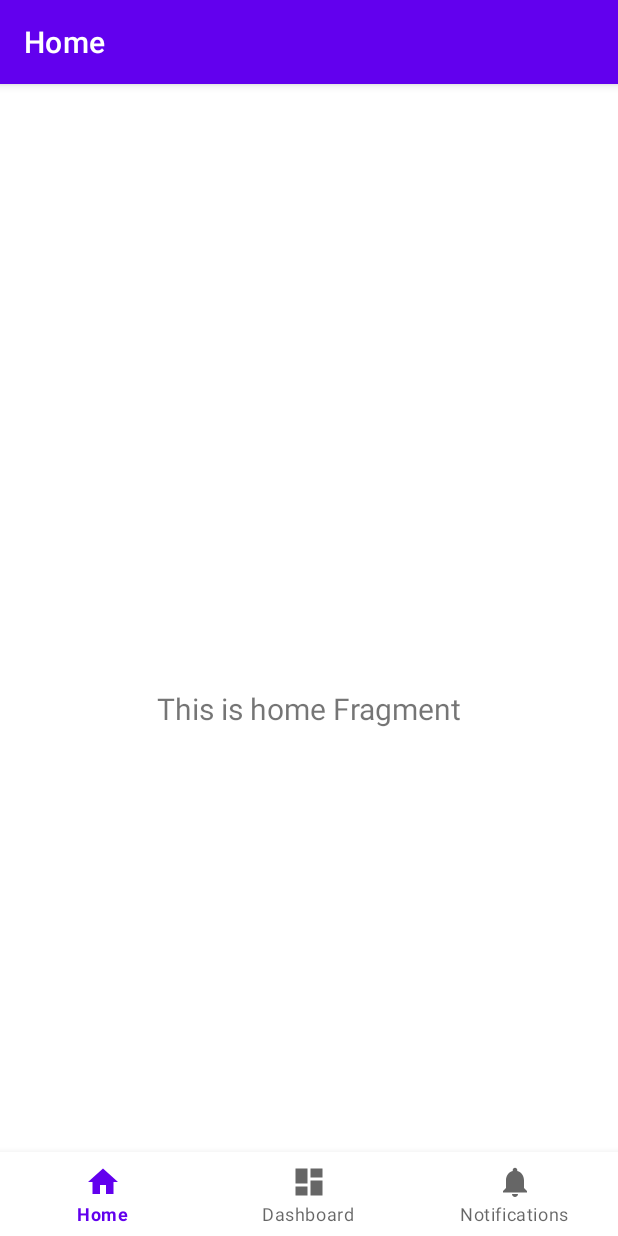
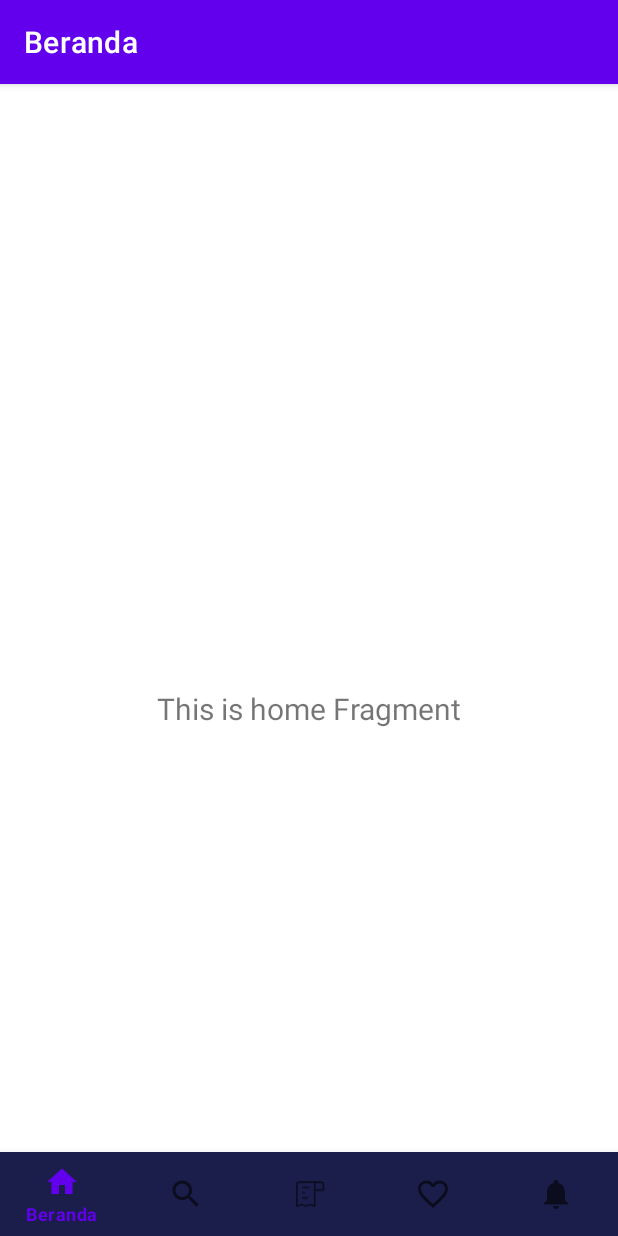
Before and after one commit to KuToko/mobile-app, an Android app: the screen it shows after launch (MainActivity), on a phone screen of 412 x 824 dp. Run offline under Robolectric (Android 15) with nearby library versions, the phone set to English and light mode, and no system bars; our stand-ins replace navigation-ui.

Commit message:
More BottomNav

```diff
--- a/app/build.gradle
+++ b/app/build.gradle
@@ -37,7 +37,15 @@ android {
 
 dependencies {
 
-    implementation 'androidx.core:core-ktx:1.7.0'
+    constraints {
+        implementation("org.jetbrains.kotlin:kotlin-stdlib-jdk7:1.8.0") {
+            because("kotlin-stdlib-jdk7 is now a part of kotlin-stdlib")
+        }
+        implementation("org.jetbrains.kotlin:kotlin-stdlib-jdk8:1.8.0") {
+            because("kotlin-stdlib-jdk8 is now a part of kotlin-stdlib")
+        }
+    }
+    implementation 'androidx.core:core-ktx:1.10.1'
     implementation 'androidx.appcompat:appcompat:1.6.1'
     implementation 'com.google.android.material:material:1.9.0'
     implementation 'androidx.constraintlayout:constraintlayout:2.1.4'
--- a/app/src/main/res/drawable/ic_dashboard_black_24dp.xml
+++ b/app/src/main/res/drawable/ic_beranda.xml
@@ -4,6 +4,6 @@
     android:viewportWidth="24.0"
     android:viewportHeight="24.0">
     <path
-        android:fillColor="#FF000000"
-        android:pathData="M3,13h8L11,3L3,3v10zM3,21h8v-6L3,15v6zM13,21h8L21,11h-8v10zM13,3v6h8L21,3h-8z" />
+        android:fillColor="#FFFFFF"
+        android:pathData="M10,20v-6h4v6h5v-8h3L12,3 2,12h3v8z" />
 </vector>
--- a/app/src/main/res/drawable/ic_home_black_24dp.xml
+++ b/app/src/main/res/drawable/ic_dashboard.xml
@@ -4,6 +4,6 @@
     android:viewportWidth="24.0"
     android:viewportHeight="24.0">
     <path
-        android:fillColor="#FF000000"
-        android:pathData="M10,20v-6h4v6h5v-8h3L12,3 2,12h3v8z" />
+        android:fillColor="#FFFFFF"
+        android:pathData="M3,13h8L11,3L3,3v10zM3,21h8v-6L3,15v6zM13,21h8L21,11h-8v10zM13,3v6h8L21,3h-8z" />
 </vector>
--- /dev/null
+++ b/app/src/main/res/drawable/ic_favorite.xml
@@ -0,0 +1,5 @@
+<vector android:height="24dp" android:tint="#FFFFFF"
+    android:viewportHeight="24" android:viewportWidth="24"
+    android:width="24dp" xmlns:android="http://schemas.android.com/apk/res/android">
+    <path android:fillColor="@android:color/white" android:pathData="M16.5,3c-1.74,0 -3.41,0.81 -4.5,2.09C10.91,3.81 9.24,3 7.5,3 4.42,3 2,5.42 2,8.5c0,3.78 3.4,6.86 8.55,11.54L12,21.35l1.45,-1.32C18.6,15.36 22,12.28 22,8.5 22,5.42 19.58,3 16.5,3zM12.1,18.55l-0.1,0.1 -0.1,-0.1C7.14,14.24 4,11.39 4,8.5 4,6.5 5.5,5 7.5,5c1.54,0 3.04,0.99 3.57,2.36h1.87C13.46,5.99 14.96,5 16.5,5c2,0 3.5,1.5 3.5,3.5 0,2.89 -3.14,5.74 -7.9,10.05z"/>
+</vector>
--- a/app/src/main/res/drawable/ic_notifications_black_24dp.xml
+++ b/app/src/main/res/drawable/ic_notifications.xml
@@ -4,6 +4,6 @@
     android:viewportWidth="24.0"
     android:viewportHeight="24.0">
     <path
-        android:fillColor="#FF000000"
+        android:fillColor="#FFFFFF"
         android:pathData="M12,22c1.1,0 2,-0.9 2,-2h-4c0,1.1 0.89,2 2,2zM18,16v-5c0,-3.07 -1.64,-5.64 -4.5,-6.32L13.5,4c0,-0.83 -0.67,-1.5 -1.5,-1.5s-1.5,0.67 -1.5,1.5v0.68C7.63,5.36 6,7.92 6,11v5l-2,2v1h16v-1l-2,-2z" />
 </vector>
--- /dev/null
+++ b/app/src/main/res/drawable/ic_riwayat.xml
@@ -0,0 +1,29 @@
+<vector xmlns:android="http://schemas.android.com/apk/res/android"
+    android:width="45dp"
+    android:height="40dp"
+    android:viewportWidth="45"
+    android:viewportHeight="40">
+  <path
+      android:pathData="M33.83,5V5C36.206,5 37.394,5 38.208,5.635C38.401,5.786 38.575,5.96 38.726,6.154C39.362,6.968 39.362,8.156 39.362,10.532L39.362,14C39.362,14.471 39.362,14.707 39.215,14.854C39.069,15 38.833,15 38.362,15L28.298,15M33.83,5V5C31.454,5 30.265,5 29.452,5.635C29.258,5.786 29.084,5.96 28.933,6.154C28.298,6.968 28.298,8.156 28.298,10.532L28.298,15M33.83,5L10.17,5C8.285,5 7.342,5 6.756,5.586C6.17,6.172 6.17,7.114 6.17,9L6.17,35L11.702,33.333L17.234,35L22.766,33.333L28.298,35L28.298,15"
+      android:strokeWidth="2"
+      android:fillColor="#00000000"
+      android:strokeColor="#ffffff"/>
+  <path
+      android:pathData="M13.546,11.667L20.922,11.667"
+      android:strokeWidth="2"
+      android:fillColor="#00000000"
+      android:strokeColor="#ffffff"
+      android:strokeLineCap="round"/>
+  <path
+      android:pathData="M15.39,18.333H13.546"
+      android:strokeWidth="2"
+      android:fillColor="#00000000"
+      android:strokeColor="#ffffff"
+      android:strokeLineCap="round"/>
+  <path
+      android:pathData="M13.546,25L19.078,25"
+      android:strokeWidth="2"
+      android:fillColor="#00000000"
+      android:strokeColor="#ffffff"
+      android:strokeLineCap="round"/>
+</vector>
--- /dev/null
+++ b/app/src/main/res/drawable/ic_search.xml
@@ -0,0 +1,9 @@
+<vector xmlns:android="http://schemas.android.com/apk/res/android"
+    android:height="24dp"
+    android:viewportHeight="24"
+    android:viewportWidth="24"
+    android:width="24dp">
+    <path
+        android:fillColor="@android:color/white"
+        android:pathData="M15.5,14h-0.79l-0.28,-0.27C15.41,12.59 16,11.11 16,9.5 16,5.91 13.09,3 9.5,3S3,5.91 3,9.5 5.91,16 9.5,16c1.61,0 3.09,-0.59 4.23,-1.57l0.27,0.28v0.79l5,4.99L20.49,19l-4.99,-5zM9.5,14C7.01,14 5,11.99 5,9.5S7.01,5 9.5,5 14,7.01 14,9.5 11.99,14 9.5,14z"/>
+</vector>
--- a/app/src/main/res/layout/activity_main.xml
+++ b/app/src/main/res/layout/activity_main.xml
@@ -12,7 +12,7 @@
         android:layout_height="wrap_content"
         android:layout_marginStart="0dp"
         android:layout_marginEnd="0dp"
-        android:background="?android:attr/windowBackground"
+        android:background="#1B1E4B"
         app:layout_constraintBottom_toBottomOf="parent"
         app:layout_constraintLeft_toLeftOf="parent"
         app:layout_constraintRight_toRightOf="parent"
--- a/app/src/main/res/menu/bottom_nav_menu.xml
+++ b/app/src/main/res/menu/bottom_nav_menu.xml
@@ -3,17 +3,27 @@
 
     <item
         android:id="@+id/navigation_home"
-        android:icon="@drawable/ic_home_black_24dp"
-        android:title="@string/title_home" />
+        android:icon="@drawable/ic_beranda"
+        android:title="@string/title_beranda" />
 
     <item
-        android:id="@+id/navigation_dashboard"
-        android:icon="@drawable/ic_dashboard_black_24dp"
-        android:title="@string/title_dashboard" />
+        android:id="@+id/navigation_cari"
+        android:icon="@drawable/ic_search"
+        android:title="@string/title_cari" />
+
+    <item
+        android:id="@+id/navigation_riwayat"
+        android:icon="@drawable/ic_riwayat"
+        android:title="@string/title_riwayat" />
+
+    <item
+        android:id="@+id/navigation_favorite"
+        android:icon="@drawable/ic_favorite"
+        android:title="@string/title_favorite" />
 
     <item
         android:id="@+id/navigation_notifications"
-        android:icon="@drawable/ic_notifications_black_24dp"
+        android:icon="@drawable/ic_notifications"
         android:title="@string/title_notifications" />
 
 </menu>
--- a/app/src/main/res/navigation/mobile_navigation.xml
+++ b/app/src/main/res/navigation/mobile_navigation.xml
@@ -8,7 +8,7 @@
     <fragment
         android:id="@+id/navigation_home"
         android:name="com.example.kutoko.ui.home.HomeFragment"
-        android:label="@string/title_home"
+        android:label="@string/title_beranda"
         tools:layout="@layout/fragment_home" />
 
     <fragment
--- /dev/null
+++ b/app/src/main/res/values-night/strings.xml
@@ -0,0 +1,6 @@
+<?xml version="1.0" encoding="utf-8"?>
+<resources>
+    <string name="title_cari">Cari</string>
+    <string name="title_riwayat">Riwayat</string>
+    <string name="title_favorite">Favorite</string>
+</resources>
--- a/app/src/main/res/values/strings.xml
+++ b/app/src/main/res/values/strings.xml
@@ -1,6 +1,9 @@
 <resources>
     <string name="app_name">KuToko</string>
-    <string name="title_home">Home</string>
+    <string name="title_beranda">Beranda</string>
     <string name="title_dashboard">Dashboard</string>
-    <string name="title_notifications">Notifications</string>
+    <string name="title_notifications">Notifikasi</string>
+    <string name="title_cari">Cari</string>
+    <string name="title_riwayat">Riwayat</string>
+    <string name="title_favorite">Favorite</string>
 </resources>
```
